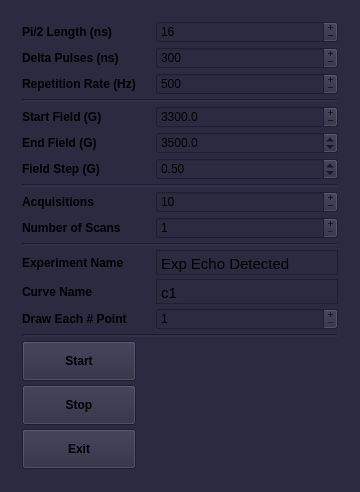
Before: the Qt Designer form atomize/control_center/gui/echo_det_main_window.ui in Anatoly1010/Atomize_NIOCH, drawn with Qt 5.
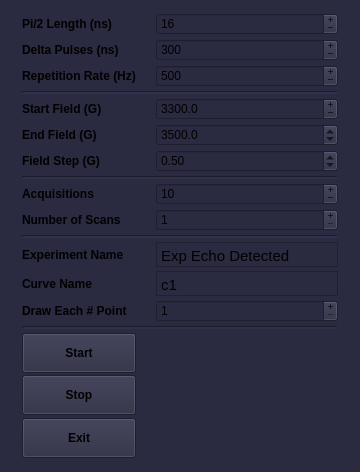
After: the same form once the commit is applied.

```diff
--- a/atomize/control_center/gui/echo_det_main_window.ui
+++ b/atomize/control_center/gui/echo_det_main_window.ui
@@ -7,7 +7,7 @@
     <x>0</x>
     <y>0</y>
     <width>360</width>
-    <height>492</height>
+    <height>472</height>
    </rect>
   </property>
   <property name="sizePolicy">
@@ -19,13 +19,13 @@
   <property name="minimumSize">
    <size>
     <width>360</width>
-    <height>492</height>
+    <height>472</height>
    </size>
   </property>
   <property name="maximumSize">
    <size>
     <width>360</width>
-    <height>492</height>
+    <height>472</height>
    </size>
   </property>
   <property name="font">
@@ -50,13 +50,13 @@
    <property name="minimumSize">
     <size>
      <width>360</width>
-     <height>492</height>
+     <height>472</height>
     </size>
    </property>
    <property name="maximumSize">
     <size>
      <width>360</width>
-     <height>492</height>
+     <height>472</height>
     </size>
    </property>
    <layout class="QGridLayout" name="gridLayout_2">
@@ -263,8 +263,8 @@
          <string>&lt;!DOCTYPE HTML PUBLIC &quot;-//W3C//DTD HTML 4.0//EN&quot; &quot;http://www.w3.org/TR/REC-html40/strict.dtd&quot;&gt;
 &lt;html&gt;&lt;head&gt;&lt;meta name=&quot;qrichtext&quot; content=&quot;1&quot; /&gt;&lt;style type=&quot;text/css&quot;&gt;
 p, li { white-space: pre-wrap; }
-&lt;/style&gt;&lt;/head&gt;&lt;body style=&quot; font-family:'Ubuntu'; font-size:11pt; font-weight:400; font-style:normal;&quot;&gt;
-&lt;p style=&quot; margin-top:0px; margin-bottom:0px; margin-left:0px; margin-right:0px; -qt-block-indent:0; text-indent:0px;&quot;&gt;c1&lt;/p&gt;&lt;/body&gt;&lt;/html&gt;</string>
+&lt;/style&gt;&lt;/head&gt;&lt;body style=&quot; font-family:'Ubuntu Bold'; font-size:10pt; font-weight:400; font-style:normal;&quot;&gt;
+&lt;p style=&quot; margin-top:0px; margin-bottom:0px; margin-left:0px; margin-right:0px; -qt-block-indent:0; text-indent:0px;&quot;&gt;&lt;span style=&quot; font-family:'Ubuntu'; font-size:11pt;&quot;&gt;c1&lt;/span&gt;&lt;/p&gt;&lt;/body&gt;&lt;/html&gt;</string>
         </property>
        </widget>
       </item>
@@ -423,8 +423,8 @@
          <string>&lt;!DOCTYPE HTML PUBLIC &quot;-//W3C//DTD HTML 4.0//EN&quot; &quot;http://www.w3.org/TR/REC-html40/strict.dtd&quot;&gt;
 &lt;html&gt;&lt;head&gt;&lt;meta name=&quot;qrichtext&quot; content=&quot;1&quot; /&gt;&lt;style type=&quot;text/css&quot;&gt;
 p, li { white-space: pre-wrap; }
-&lt;/style&gt;&lt;/head&gt;&lt;body style=&quot; font-family:'Ubuntu'; font-size:11pt; font-weight:400; font-style:normal;&quot;&gt;
-&lt;p style=&quot; margin-top:7px; margin-bottom:7px; margin-left:0px; margin-right:0px; -qt-block-indent:0; text-indent:0px;&quot;&gt;Exp Echo Detected&lt;/p&gt;&lt;/body&gt;&lt;/html&gt;</string>
+&lt;/style&gt;&lt;/head&gt;&lt;body style=&quot; font-family:'Ubuntu Bold'; font-size:10pt; font-weight:400; font-style:normal;&quot;&gt;
+&lt;p style=&quot; margin-top:7px; margin-bottom:7px; margin-left:0px; margin-right:0px; -qt-block-indent:0; text-indent:0px;&quot;&gt;&lt;span style=&quot; font-family:'Ubuntu'; font-size:11pt;&quot;&gt;Exp Echo Detected&lt;/span&gt;&lt;/p&gt;&lt;/body&gt;&lt;/html&gt;</string>
         </property>
         <property name="overwriteMode">
          <bool>true</bool>
```
Left out of the diff: 10 changed lines with no effect on the pictures.
